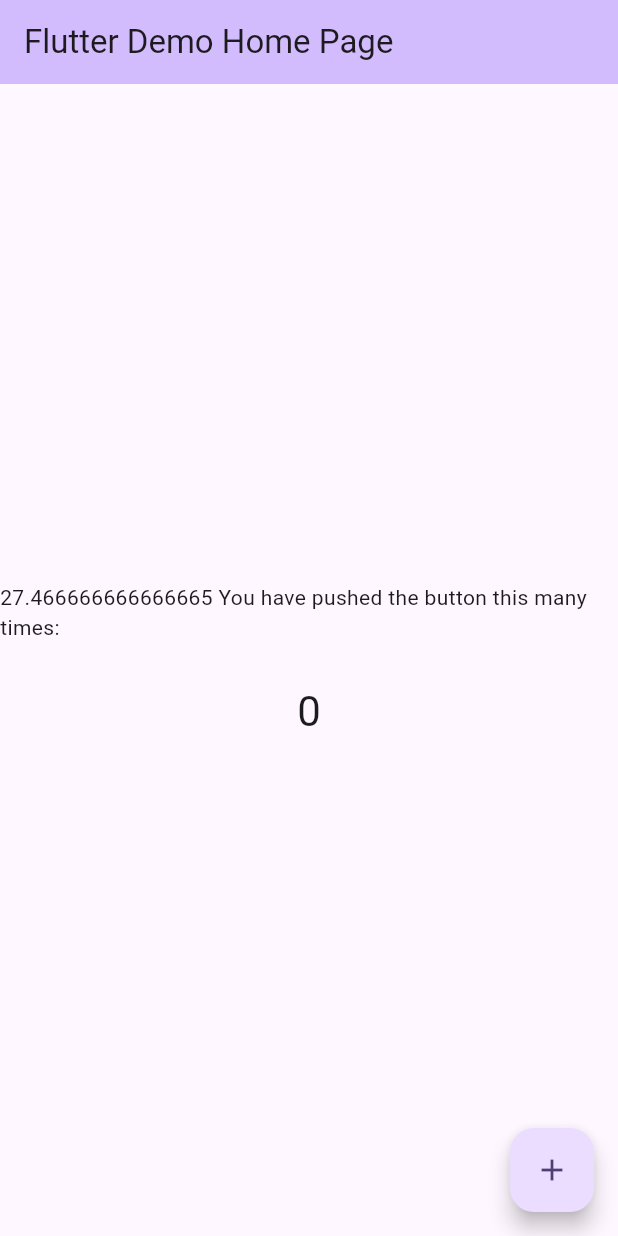
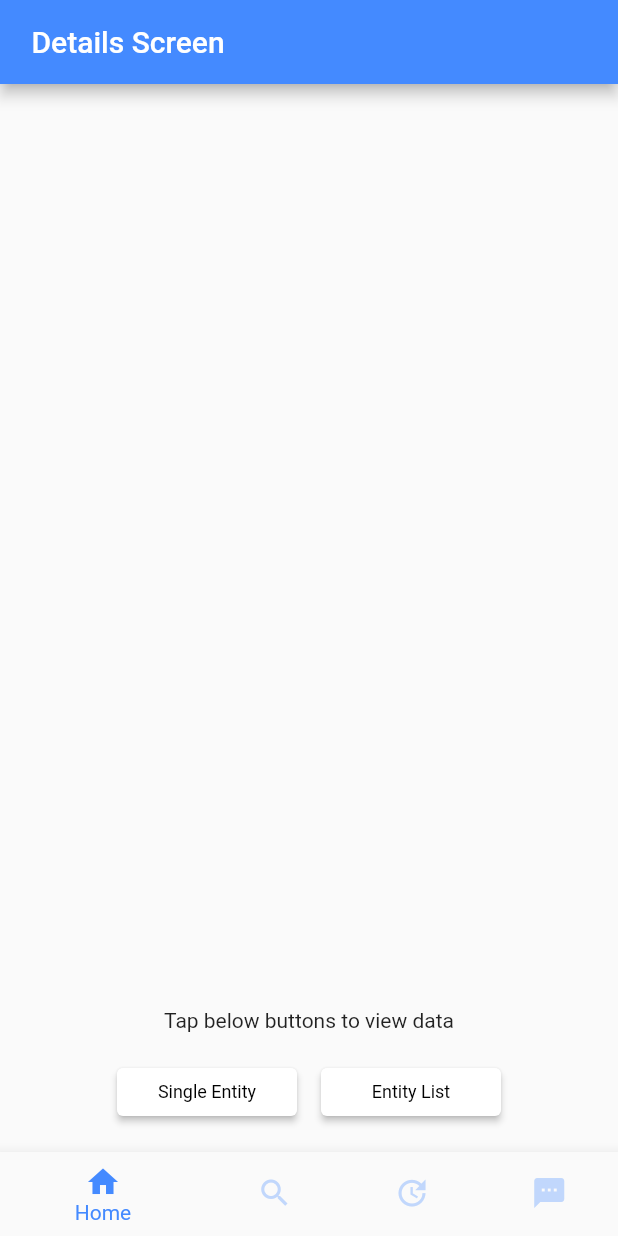
Before and after one commit to coditas-llp/flutter-starter, a Flutter app: the screen it shows after launch, on a phone screen of 412 x 824 dp. Run offline on Flutter 3.47's test engine with Material 2 defaults, Android fonts, the phone set to English and light mode, and no system bars; our stand-ins replace auto_route, connectivity_plus, dartz, equatable, flutter_bloc, flutter_local_notifications and 5 more; accounts and stored records are empty; generated files the repository leaves out were written again; statements that could not run were skipped.

Commit message:
Auto route for bottom navigation tabs and screens

```diff
--- /dev/null
+++ b/lib/core/color_and_theme/app_theme.dart
@@ -0,0 +1,56 @@
+import 'package:flutter/material.dart';
+
+ThemeData appTheme2 = ThemeData(
+  colorScheme: ColorScheme.fromSeed(seedColor: Colors.deepPurple),
+  useMaterial3: true,
+);
+ThemeData appTheme = ThemeData(
+    colorScheme: const ColorScheme(
+      brightness: Brightness.light,
+      primary: Colors.blueAccent,
+      onPrimary: Colors.white,
+      secondary: Colors.deepOrangeAccent,
+      onSecondary: Colors.white,
+      error: Colors.redAccent,
+      onError: Colors.white,
+      background: Colors.white,
+      onBackground: Colors.grey,
+      surface: Colors.white,
+      onSurface: Colors.grey,
+    ),
+    dropdownMenuTheme: const DropdownMenuThemeData(
+        inputDecorationTheme: InputDecorationTheme(),
+        textStyle: TextStyle(color: Colors.black),
+        menuStyle: MenuStyle()),
+    chipTheme: const ChipThemeData(
+      backgroundColor: Colors.white,
+      labelStyle: TextStyle(
+        fontSize: 12,
+        fontWeight: FontWeight.bold,
+        color: Colors.black,
+      ),
+      iconTheme: IconThemeData(color: Colors.black),
+    ),
+// elevatedButtonTheme: ElevatedButtonThemeData(style: ButtonStyle()),
+    elevatedButtonTheme: ElevatedButtonThemeData(
+        style: ElevatedButton.styleFrom(
+      textStyle: const TextStyle(
+        fontSize: 12,
+        fontWeight: FontWeight.normal,
+        color: Colors.black,
+      ),
+      foregroundColor: Colors.black,
+      backgroundColor: Colors.white,
+// primary: color,
+      minimumSize: const Size(120, 32),
+// shape: RoundedRectangleBorder(
+//     side: const BorderSide(),
+//     borderRadius: BorderRadius.circular(24.0)),
+    )),
+    iconButtonTheme: const IconButtonThemeData(style: ButtonStyle()),
+    bottomNavigationBarTheme: BottomNavigationBarThemeData(
+      selectedItemColor: Colors.blueAccent,
+      unselectedItemColor: Colors.blueAccent.withAlpha(80), // Colors.grey,
+// selectedIconTheme: IconThemeData(color: Theme.of(context).colorScheme.onSurface),
+// unselectedIconTheme: IconThemeData(color: Colors.grey)
+    ));
--- a/lib/core/platform/network_info.dart
+++ b/lib/core/platform/network_info.dart
@@ -33,6 +33,7 @@ class NetworkInfo {
         isDeviceOnline = false;
       }
     }
+    return false;
     return isDeviceOnline;
   }
 }
--- a/lib/core/screen_responsiveness/sr_extensions.dart
+++ b/lib/core/screen_responsiveness/sr_extensions.dart
@@ -1,6 +1,3 @@
-
-
-
 import 'dart:math';
 
 import 'package:flutter/material.dart';
@@ -30,11 +27,9 @@ extension ResponsiveSizes on num{
 
   double get spMax => max(toDouble(), sp);
 
-  ///屏幕宽度的倍数
   ///Multiple of screen width
   double get sw => ScreenUtil().screenWidth * this;
 
-  ///屏幕高度的倍数
   ///Multiple of screen height
   double get sh => ScreenUtil().screenHeight * this;
 
--- a/lib/core/screen_responsiveness/sr_utils.dart
+++ b/lib/core/screen_responsiveness/sr_utils.dart
@@ -10,7 +10,12 @@ import 'dart:async' show Completer;
 import 'package:flutter/widgets.dart';
 import 'package:flutter/cupertino.dart';
 
+bool isInit = false;
+
 sRInit(BuildContext context, [Size? defaultSize]) async {
+  if (isInit) {
+    isInit = false;
+  }
   defaultSize ??= const Size(360, 690);
   Size originalSize = MediaQuery.maybeOf(context)?.size ?? defaultSize;
 
--- /dev/null
+++ b/lib/core/utility/common_widgets.dart
@@ -0,0 +1,10 @@
+import 'package:flutter/cupertino.dart';
+import 'package:scaffold/core/constants/dimen.dart';
+
+height({double height = padding}) => SizedBox(
+      height: height,
+    );
+
+width({double width = padding}) => SizedBox(
+      width: width,
+    );
--- a/lib/features/myFeatureName/data/datasource/my_local_data_source.dart
+++ b/lib/features/myFeatureName/data/datasource/my_local_data_source.dart
@@ -21,7 +21,7 @@ class MyLocalDataSourceImpl implements MyLocalDataSource {
     try {
       List<Map<String, dynamic>>? maps = await DatabaseHelper.getData(
           transaction1,
-          whClause: "where id = $id");
+          whClause: "where localId = $id");
       if (maps != null && maps.isNotEmpty) {
         return MyEntityModel.fromJson(maps[0]);
       } else {
--- a/lib/features/myFeatureName/data/model/my_model.dart
+++ b/lib/features/myFeatureName/data/model/my_model.dart
@@ -5,10 +5,11 @@ part 'my_model.g.dart';
 
 @JsonSerializable()
 class MyEntityModel extends MyEntity {
-  final int id;
+
+  final int localId;
 
   const MyEntityModel(
-      {required this.id, required super.userName, required super.userAge});
+      {required this.localId, required super.userName, required super.userAge});
 
   factory MyEntityModel.fromJson(Map<String, dynamic> json) =>
       _$MyEntityModelFromJson(json);
--- /dev/null
+++ b/lib/features/myFeatureName/presentation/pages/details_page.dart
@@ -0,0 +1,112 @@
+import 'package:auto_route/auto_route.dart';
+import 'package:flutter/material.dart';
+import 'package:flutter_bloc/flutter_bloc.dart';
+import 'package:scaffold/features/myFeatureName/presentation/bloc/my_bloc.dart';
+import 'package:scaffold/features/myFeatureName/presentation/bloc/my_bloc_states.dart';
+import 'package:scaffold/rout_config.gr.dart';
+
+import '../../../../core/constants/dimen.dart';
+import '../../../../core/utility/common_widgets.dart';
+import '../bloc/my_bloc_events.dart';
+import '../widgets/entity_list.dart';
+import '../widgets/single_entity.dart';
+import 'home_page.dart';
+
+/// The details screen
+@RoutePage()
+class DetailsScreen extends StatelessWidget {
+  /// Constructs a [DetailsScreen]
+  String title;
+
+  DetailsScreen(this.title, {super.key});
+
+  @override
+  Widget build(BuildContext context) {
+    return Scaffold(
+      appBar: AppBar(title: Text('$title Details Screen')),
+      body: Center(
+        child: Container(
+          padding: const EdgeInsets.all(padding),
+          child: BlocBuilder<MyBloc, MyStates>(
+            builder: (context, state) {
+              return Column(
+                mainAxisAlignment: MainAxisAlignment.end,
+                children: [
+                  if (state is ShowData)
+                    SingleEntity(state.model)
+                  else if (state is ShowListData)
+                    Expanded(child: EntityList(state.list))
+                  else if (state is LoadingState)
+                    Text(state.msg)
+                  else
+                    Container(
+                      padding: const EdgeInsets.all(padding),
+                      child: const Text("Tap below buttons to view data"),
+                    ),
+                  Row(
+                    mainAxisAlignment: MainAxisAlignment.center,
+                    children: [
+                      ElevatedButton(
+                          onPressed: () {
+                            context.read<MyBloc>().add(FetchDataEvent(1));
+                          },
+                          child: const Text("Single Entity")),
+                      width(),
+                      ElevatedButton(
+                          onPressed: () {
+                            context.read<MyBloc>().add(FetchDataListEvent());
+                          },
+                          child: const Text("Entity List")),
+                    ],
+                  ),
+                ],
+              );
+            },
+          ),
+
+          // Row(
+          //   mainAxisAlignment: MainAxisAlignment.spaceEvenly,
+          //   children: [
+          //     Column(
+          //       mainAxisAlignment: MainAxisAlignment.center,
+          //       children: <Widget>[
+          //         ...buttons(context, ""),
+          //       ],
+          //     ),
+          //     Column(
+          //       mainAxisAlignment: MainAxisAlignment.center,
+          //       children: <Widget>[
+          //         ...buttons(context, "/R2"),
+          //       ],
+          //     ),
+          //   ],
+          // ),
+        ),
+      ),
+    );
+  }
+}
+
+List<ElevatedButton> buttons(BuildContext context, String route) => [
+      ElevatedButton(
+        // onPressed: () => context.router .push(const HomeRoute()),
+        onPressed: () => context.router.pushNamed("/dashboard"),
+        child: Text('$route A'),
+      ),
+      // ElevatedButton(
+      //   onPressed: () => context.router .push('$route/A/A1'),
+      //   child: Text('$route A1'),
+      // ),
+      // ElevatedButton(
+      //   onPressed: () => context.router .go('$route/A/A2'),
+      //   child: Text('$route A2'),
+      // ),
+      // ElevatedButton(
+      //   onPressed: () => context.router .go('$route/B'),
+      //   child: Text('$route B'),
+      // ),
+      // ElevatedButton(
+      //   onPressed: () => context.router .go('$route/C'),
+      //   child: Text('$route C'),
+      // )
+    ];
--- a/lib/features/myFeatureName/presentation/pages/home_page.dart
+++ b/lib/features/myFeatureName/presentation/pages/home_page.dart
@@ -1,19 +1,29 @@
+import 'package:auto_route/auto_route.dart';
 import 'package:flutter/cupertino.dart';
 import 'package:flutter/material.dart';
 import 'package:flutter_bloc/flutter_bloc.dart';
 import 'package:scaffold/core/platform/network_info.dart';
+import 'package:scaffold/core/utility/common_widgets.dart';
 import 'package:scaffold/features/myFeatureName/data/datasource/my_local_data_source.dart';
 import 'package:scaffold/features/myFeatureName/data/datasource/my_online_data_source.dart';
 import 'package:scaffold/features/myFeatureName/data/repositories/my_repository_impl.dart';
 import 'package:scaffold/features/myFeatureName/domain/repositories/my_repository.dart';
 import 'package:scaffold/features/myFeatureName/domain/usecases/my_use_case.dart';
+import 'package:scaffold/features/myFeatureName/presentation/pages/tab_one.dart';
+import 'package:scaffold/features/myFeatureName/presentation/pages/tab_three.dart';
+import 'package:scaffold/features/myFeatureName/presentation/pages/tab_two.dart';
 import 'package:scaffold/injection_container.dart';
+import 'package:scaffold/rout_config.gr.dart';
 
 import '../../../../core/constants/dimen.dart';
 import '../bloc/my_bloc.dart';
 import '../bloc/my_bloc_states.dart';
+import 'details_page.dart';
 
+@RoutePage()
 class HomePage extends StatefulWidget {
+  HomePage({super.key});
+
   @override
   HomePageState createState() {
     return HomePageState();
@@ -24,15 +34,32 @@ class HomePageState extends State<HomePage> {
   @override
   Widget build(BuildContext context) {
     return BlocProvider(
-      create: (BuildContext context) => getIt<MyBloc>(),
-      child: Scaffold(
-        body: Container(
-          padding: const EdgeInsets.all(padding),
-          child: const Column(
-            children: [],
-          ),
-        ),
-      ),
-    );
+        create: (BuildContext context) => getIt<MyBloc>(),
+        child: AutoTabsRouter.pageView(
+            routes: [
+              DetailsRoute(title: ''),
+              TabOneRoute(title: "One"),
+              TabTwoRoute(title: "Two"),
+              TabThreeRoute(title: "Three"),
+            ],
+            builder: (context, child, _) {
+              final tabsRouter = AutoTabsRouter.of(context);
+              return Scaffold(
+                body: child, //getPage(),
+                bottomNavigationBar: BottomNavigationBar(
+                    items: const [
+                      BottomNavigationBarItem(
+                          icon: Icon(Icons.home), label: "Home"),
+                      BottomNavigationBarItem(
+                          icon: Icon(Icons.search), label: "Explore"),
+                      BottomNavigationBarItem(
+                          icon: Icon(Icons.update), label: "Updates"),
+                      BottomNavigationBarItem(
+                          icon: Icon(Icons.sms), label: "Chat"),
+                    ],
+                    currentIndex: tabsRouter.activeIndex,
+                    onTap: tabsRouter.setActiveIndex),
+              );
+            }));
   }
 }
--- /dev/null
+++ b/lib/features/myFeatureName/presentation/widgets/entity_list.dart
@@ -0,0 +1,28 @@
+import 'package:flutter/cupertino.dart';
+import 'package:scaffold/core/constants/dimen.dart';
+
+import '../../domain/entities/my_entity.dart';
+import 'single_entity.dart';
+
+class EntityList extends StatelessWidget {
+  List<MyEntity> list;
+
+  EntityList(this.list, {super.key});
+
+  @override
+  Widget build(BuildContext context) {
+    return Container(
+      padding: const EdgeInsets.all(padding),
+      child: ListView.builder(
+        itemCount: list.length,
+        itemBuilder: (context, index) {
+          return Container(
+            padding: const EdgeInsets.symmetric(vertical: padding),
+            child: SingleEntity(list[index]),
+            // Text(list[index].userName),
+          );
+        },
+      ),
+    );
+  }
+}
--- a/lib/main.dart
+++ b/lib/main.dart
@@ -1,90 +1,45 @@
 import 'package:flutter/material.dart';
 import 'package:scaffold/core/screen_responsiveness/sr_extensions.dart';
+import 'core/color_and_theme/app_theme.dart';
 import 'core/local_notifications//notification_utils.dart';
 import 'core/screen_responsiveness/sr_utils.dart';
+import 'features/myFeatureName/presentation/pages/home_page.dart';
 import 'injection_container.dart';
+import 'rout_config.dart';
 
-void main() {
+void main() async{
   WidgetsFlutterBinding.ensureInitialized();
   //dependency injection
-  init();
+  await init();
   //local notification
   NotificationUtils().init();
 //init responsiveness
 
-  runApp(const MyApp());
+  runApp(MyApp());
 }
 
 class MyApp extends StatelessWidget {
-  const MyApp({super.key});
+  MyApp({super.key});
+
+  //autoroute
+  final _appRouter = AppRouter();
 
   // This widget is the root of your application.
   @override
   Widget build(BuildContext context) {
     //sizes as per screen orientation
     sRInit(context);
-    return MaterialApp(
+    return MaterialApp.router(
+        //for auto route
+        routerConfig: _appRouter.config(),
         title: 'Flutter Demo',
-        theme: ThemeData(
-          colorScheme: ColorScheme.fromSeed(seedColor: Colors.deepPurple),
-          useMaterial3: true,
-        ),
-        home: OrientationBuilder(
-          builder: (BuildContext context, Orientation orientation) {
-            return const MyHomePage(title: 'Flutter Demo Home Page');
-          },
-        ));
+        theme: appTheme
+
+        // home: OrientationBuilder(
+        //   builder: (BuildContext context, Orientation orientation) {
+        //     return HomePage();
+        //   },
+        // )
+        );
   }
 }
-
-class MyHomePage extends StatefulWidget {
-  const MyHomePage({super.key, required this.title});
-
-  final String title;
-
-  @override
-  State<MyHomePage> createState() => _MyHomePageState();
-}
-
-class _MyHomePageState extends State<MyHomePage> {
-  int _counter = 0;
-
-  void _incrementCounter() {
-    setState(() {
-      _counter++;
-    });
-  }
-
-  @override
-  Widget build(BuildContext context) {
-    return Scaffold(
-      appBar: AppBar(
-        backgroundColor: Theme.of(context).colorScheme.inversePrimary,
-        title: Text(widget.title),
-      ),
-      body: Center(
-        // Center is a layout widget. It takes a single child and positions it
-        // in the middle of the parent.
-        child: Column(
-          mainAxisAlignment: MainAxisAlignment.center,
-          children: <Widget>[
-             Text(
-              '${24.sp.toString()} You have pushed the button this many times:',
-            ),
-            SizedBox(height: 24.sp,),
-            Text(
-              '$_counter',
-              style: Theme.of(context).textTheme.headlineMedium,
-
-            ),
-          ],
-        ),
-      ),
-      floatingActionButton: FloatingActionButton(
-        onPressed: _incrementCounter,
-        tooltip: 'Increment',
-        child: const Icon(Icons.add),
-      ), // This trailing comma makes auto-formatting nicer for build methods.
-    );
-  }
-}
--- /dev/null
+++ b/lib/rout_config.dart
@@ -0,0 +1,25 @@
+import 'package:auto_route/auto_route.dart';
+import 'package:scaffold/rout_config.gr.dart';
+
+import 'features/myFeatureName/presentation/pages/details_page.dart';
+import 'features/myFeatureName/presentation/pages/home_page.dart';
+
+/// The route configuration.
+@AutoRouterConfig()
+class AppRouter extends $AppRouter {
+  @override
+  List<AutoRoute> get routes => [
+        RedirectRoute(path: '/', redirectTo: '/dashboard'),
+        AutoRoute(
+          path: '/dashboard',
+          page: HomeRoute.page,
+          children: [
+            AutoRoute(path: 'details', page: DetailsRoute.page),
+            AutoRoute(path: 'tabOne', page: TabOneRoute.page),
+            AutoRoute(path: 'tabTwo', page: TabTwoRoute.page),
+            AutoRoute(path: 'tabThree', page: TabThreeRoute.page),
+          ],
+        ),
+        AutoRoute(path: '/details2', page: DetailsRoute.page)
+      ];
+}
```
Also changed, not shown: lib/core/db_helper/database_helper.dart (+9 -1 lines), lib/core/db_helper/table_structures.dart (+3 -4 lines), lib/core/local_notifications/notification_utils.dart (+6 -3 lines), lib/features/myFeatureName/presentation/pages/tab_one.dart (added, +31 -0 lines), lib/features/myFeatureName/presentation/pages/tab_three.dart (added, +31 -0 lines), lib/features/myFeatureName/presentation/pages/tab_two.dart (added, +32 -0 lines), lib/features/myFeatureName/presentation/widgets/single_entity.dart (added, +23 -0 lines), lib/injection_container.dart (+31 -16 lines), lib/features/myFeatureName/data/model/my_model.g.dart, 1 other file.
